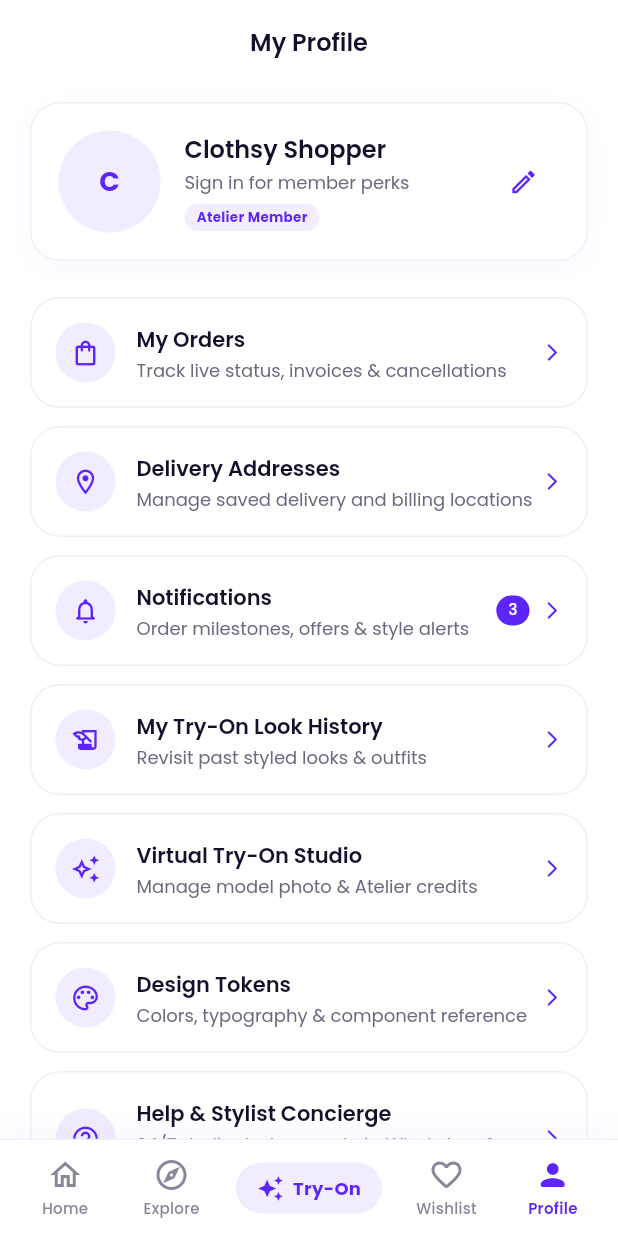
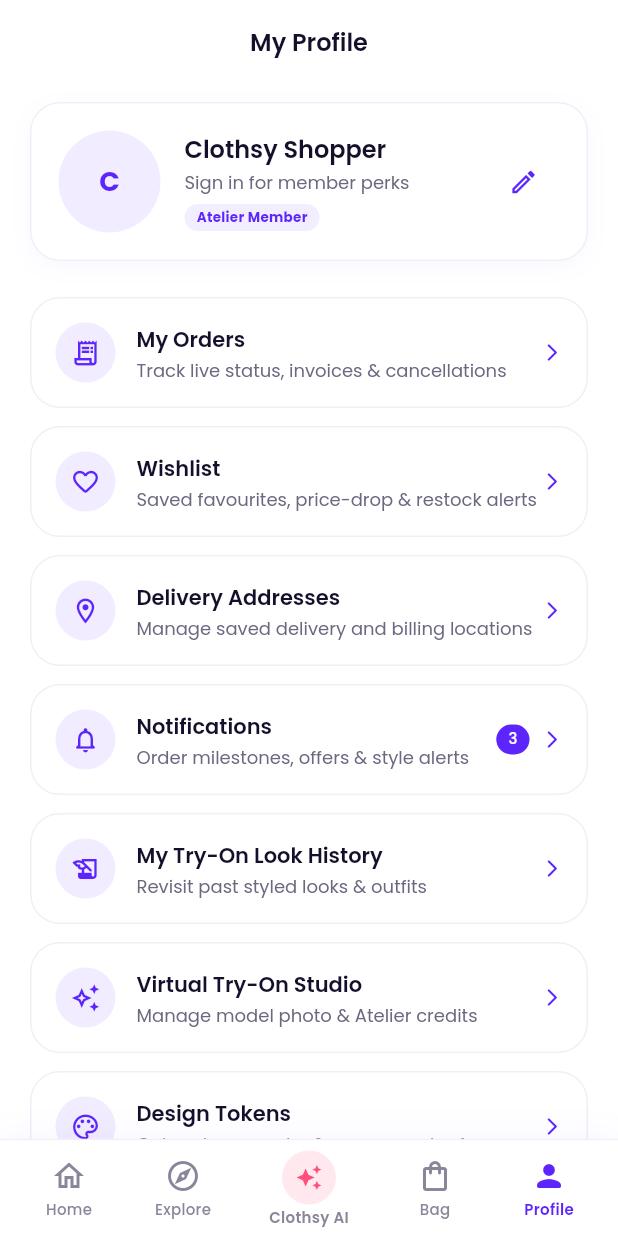
Before and after one commit to AasthaSudan/vton_marketplace, a Flutter app: the ProfileScreen screen opened by its route, on a phone screen of 412 x 824 dp. Run offline on Flutter 3.47's test engine with Material 3 defaults, Android fonts, the phone set to English and light mode, and no system bars; our stand-ins replace cached_network_image, dio, flutter_riverpod, go_router, google_fonts, shared_preferences; accounts and stored records are empty; network calls fail.

Commit message:
feat: rework bottom navigation to Home, Explore, Clothsy AI, Bag and Profile

```diff
--- a/apps/customer/lib/core/router/app_router.dart
+++ b/apps/customer/lib/core/router/app_router.dart
@@ -33,8 +33,8 @@
 final _sectionTryonNavigatorKey = GlobalKey<NavigatorState>(
   debugLabel: 'sectionTryon',
 );
-final _sectionWishlistNavigatorKey = GlobalKey<NavigatorState>(
-  debugLabel: 'sectionWishlist',
+final _sectionBagNavigatorKey = GlobalKey<NavigatorState>(
+  debugLabel: 'sectionBag',
 );
 final _sectionProfileNavigatorKey = GlobalKey<NavigatorState>(
   debugLabel: 'sectionProfile',
@@ -84,12 +84,12 @@
             ],
           ),
           StatefulShellBranch(
-            navigatorKey: _sectionWishlistNavigatorKey,
+            navigatorKey: _sectionBagNavigatorKey,
             routes: [
               GoRoute(
-                path: '/wishlist',
+                path: '/bag',
                 pageBuilder: (context, state) =>
-                    const NoTransitionPage(child: WishlistScreen()),
+                    const NoTransitionPage(child: CartScreen()),
               ),
             ],
           ),
@@ -145,10 +145,12 @@
         parentNavigatorKey: rootNavigatorKey,
         builder: (context, state) => const SearchScreen(),
       ),
+      // Legacy deep links (e.g. notifications) — the bag is now a tab.
+      GoRoute(path: '/cart', redirect: (context, state) => '/bag'),
       GoRoute(
-        path: '/cart',
+        path: '/wishlist',
         parentNavigatorKey: rootNavigatorKey,
-        builder: (context, state) => const CartScreen(),
+        builder: (context, state) => const WishlistScreen(),
       ),
       GoRoute(
         path: '/checkout',
--- a/apps/customer/lib/core/router/scaffold_with_nav_bar.dart
+++ b/apps/customer/lib/core/router/scaffold_with_nav_bar.dart
@@ -1,8 +1,10 @@
 import 'package:flutter/material.dart';
+import 'package:flutter_riverpod/flutter_riverpod.dart';
 import 'package:go_router/go_router.dart';
 import 'package:clothsy_core/shared/widgets/navigation/clothsy_bottom_nav.dart';
+import '../../features/cart/presentation/providers/cart_provider.dart';
 
-class ScaffoldWithNavBar extends StatelessWidget {
+class ScaffoldWithNavBar extends ConsumerWidget {
   final StatefulNavigationShell navigationShell;
 
   const ScaffoldWithNavBar({super.key, required this.navigationShell});
@@ -15,12 +17,14 @@
   }
 
   @override
-  Widget build(BuildContext context) {
+  Widget build(BuildContext context, WidgetRef ref) {
+    final bagCount = ref.watch(cartCountProvider);
     return Scaffold(
       body: navigationShell,
       bottomNavigationBar: ClothsyBottomNav(
         currentIndex: navigationShell.currentIndex,
         onTap: (index) => _onTap(context, index),
+        badgeCounts: {ClothsyBottomNav.bagIndex: bagCount},
       ),
     );
   }
--- a/apps/customer/lib/features/catalog/presentation/catalog_screen.dart
+++ b/apps/customer/lib/features/catalog/presentation/catalog_screen.dart
@@ -40,7 +40,7 @@
             padding: const EdgeInsets.only(right: 16),
             child: CartBadgeIcon(
               count: cartCount,
-              onTap: () => context.push('/cart'),
+              onTap: () => context.go('/bag'),
             ),
           ),
         ],
--- a/apps/customer/lib/features/catalog/presentation/product_detail_screen.dart
+++ b/apps/customer/lib/features/catalog/presentation/product_detail_screen.dart
@@ -556,7 +556,7 @@
                                   ref
                                       .read(cartProvider.notifier)
                                       .addToCart(product, activeVariant);
-                                  context.push('/cart');
+                                  context.go('/bag');
                                 },
                               ),
                             ),
--- a/apps/customer/lib/features/home/presentation/home_screen.dart
+++ b/apps/customer/lib/features/home/presentation/home_screen.dart
@@ -72,7 +72,7 @@
             padding: const EdgeInsets.only(right: 14),
             child: CartBadgeIcon(
               count: cartCount,
-              onTap: () => context.push('/cart'),
+              onTap: () => context.go('/bag'),
             ),
           ),
         ],
@@ -283,7 +283,7 @@
                     message: 'Coupon FIRST15 (15% OFF) applied to your bag!',
                     type: SnackbarType.success,
                   );
-                  context.push('/cart');
+                  context.go('/bag');
                 },
               ),
             ),
@@ -373,7 +373,7 @@
                     title: 'Wishlist',
                     onTap: () {
                       Navigator.pop(context);
-                      context.go('/wishlist');
+                      context.push('/wishlist');
                     },
                   ),
                   _buildDrawerTile(
@@ -382,7 +382,7 @@
                     title: 'My Bag',
                     onTap: () {
                       Navigator.pop(context);
-                      context.push('/cart');
+                      context.go('/bag');
                     },
                   ),
                   _buildDrawerTile(
--- a/apps/customer/lib/features/orders/presentation/order_detail_screen.dart
+++ b/apps/customer/lib/features/orders/presentation/order_detail_screen.dart
@@ -378,7 +378,7 @@
                         '${order.items.length} items added to your shopping bag!',
                     type: SnackbarType.success,
                   );
-                  context.push('/cart');
+                  context.go('/bag');
                 },
               ),
               if (order.canBeCancelled) ...[
--- a/apps/customer/lib/features/profile/presentation/profile_screen.dart
+++ b/apps/customer/lib/features/profile/presentation/profile_screen.dart
@@ -231,10 +231,17 @@
           // Menu Options
           _buildMenuItem(
             context,
-            icon: Icons.shopping_bag_outlined,
+            icon: Icons.receipt_long_outlined,
             title: 'My Orders',
             subtitle: 'Track live status, invoices & cancellations',
             onTap: () => context.push('/orders'),
+          ),
+          _buildMenuItem(
+            context,
+            icon: Icons.favorite_outline_rounded,
+            title: 'Wishlist',
+            subtitle: 'Saved favourites, price-drop & restock alerts',
+            onTap: () => context.push('/wishlist'),
           ),
           _buildMenuItem(
             context,
--- a/apps/customer/lib/features/tryon/presentation/tryon_history_screen.dart
+++ b/apps/customer/lib/features/tryon/presentation/tryon_history_screen.dart
@@ -186,7 +186,7 @@
                                   context,
                                   message: 'Added ${item.product.title} to bag',
                                 );
-                                context.push('/cart');
+                                context.go('/bag');
                               },
                               child: Container(
                                 width: double.infinity,
--- a/apps/customer/lib/features/tryon/presentation/tryon_screen.dart
+++ b/apps/customer/lib/features/tryon/presentation/tryon_screen.dart
@@ -740,7 +740,7 @@
                           message:
                               'Added ${session.selectedProduct!.title} to bag',
                         );
-                        context.push('/cart');
+                        context.go('/bag');
                       }
                     },
                   ),
--- a/apps/customer/lib/features/wishlist/presentation/wishlist_screen.dart
+++ b/apps/customer/lib/features/wishlist/presentation/wishlist_screen.dart
@@ -30,7 +30,7 @@
             padding: const EdgeInsets.only(right: 16),
             child: CartBadgeIcon(
               count: cartCount,
-              onTap: () => context.push('/cart'),
+              onTap: () => context.go('/bag'),
             ),
           ),
         ],
--- a/packages/clothsy_core/lib/shared/widgets/navigation/clothsy_bottom_nav.dart
+++ b/packages/clothsy_core/lib/shared/widgets/navigation/clothsy_bottom_nav.dart
@@ -19,14 +19,26 @@
   });
 }
 
+/// Five-tab bottom bar with Clothsy AI at the centre (Brand Blueprint,
+/// section 21): Home · Explore · Clothsy AI · Bag · Profile.
 class ClothsyBottomNav extends StatelessWidget {
   final int currentIndex;
   final ValueChanged<int> onTap;
+
+  /// Badge count per tab index, e.g. `{bagIndex: 3}`.
+  final Map<int, int> badgeCounts;
+
+  static const int homeIndex = 0;
+  static const int exploreIndex = 1;
+  static const int clothsyAiIndex = 2;
+  static const int bagIndex = 3;
+  static const int profileIndex = 4;
 
   const ClothsyBottomNav({
     super.key,
     required this.currentIndex,
     required this.onTap,
+    this.badgeCounts = const {},
   });
 
   static const List<ClothsyNavItem> items = [
@@ -43,13 +55,13 @@
     ClothsyNavItem(
       icon: Icons.auto_awesome_outlined,
       activeIcon: Icons.auto_awesome,
-      label: 'Try-On',
+      label: 'Clothsy AI',
       isSpecial: true,
     ),
     ClothsyNavItem(
-      icon: Icons.favorite_outline_rounded,
-      activeIcon: Icons.favorite_rounded,
-      label: 'Wishlist',
+      icon: Icons.shopping_bag_outlined,
+      activeIcon: Icons.shopping_bag_rounded,
+      label: 'Bag',
     ),
     ClothsyNavItem(
       icon: Icons.person_outline_rounded,
@@ -86,50 +98,56 @@
             children: List.generate(items.length, (index) {
               final item = items[index];
               final isSelected = currentIndex == index;
+              final badgeCount = badgeCounts[index] ?? item.badgeCount;
 
               if (item.isSpecial) {
-                // Highlighted Try-On AI Center Button
+                // Clothsy AI centre tab — Try-On Coral marks every AI moment.
                 return PressableScale(
                   onTap: () => onTap(index),
-                  child: Container(
-                    padding: const EdgeInsets.symmetric(
-                      horizontal: 14,
-                      vertical: 8,
-                    ),
+                  child: SizedBox(
+                    width: 72,
+                    child: Column(
+                      mainAxisAlignment: MainAxisAlignment.center,
+                      children: [
+                        Container(
+                          width: 36,
+                          height: 36,
                           decoration: BoxDecoration(
-                      gradient: LinearGradient(
-                        colors: isSelected
-                            ? [colors.primary, const Color(0xFF4A3468)]
-                            : [colors.accentSoft, colors.surfaceMuted],
-                      ),
-                      borderRadius: BorderRadius.circular(100),
+                            shape: BoxShape.circle,
+                            gradient: isSelected
+                                ? LinearGradient(
+                                    begin: Alignment.topLeft,
+                                    end: Alignment.bottomRight,
+                                    colors: [colors.primary, colors.tryOn],
+                                  )
+                                : null,
+                            color: isSelected ? null : colors.tryOnSoft,
                             boxShadow: isSelected
                                 ? [
                                     BoxShadow(
-                                color: colors.primary.withOpacity(0.25),
+                                      color: colors.tryOn.withOpacity(0.3),
                                       blurRadius: 10,
                                       offset: const Offset(0, 3),
                                     ),
                                   ]
                                 : null,
                           ),
-                    child: Row(
-                      mainAxisSize: MainAxisSize.min,
-                      children: [
-                        Icon(
+                          child: Icon(
                             item.activeIcon,
                             size: 18,
-                          color: isSelected ? colors.accent : colors.primary,
+                            color: isSelected ? colors.onPrimary : colors.tryOn,
                           ),
-                        const SizedBox(width: 6),
+                        ),
+                        const SizedBox(height: 2),
                         Text(
                           item.label,
+                          maxLines: 1,
                           style: AppTypography.label(
                             color: isSelected
-                                ? colors.onPrimary
-                                : colors.primary,
-                            weight: FontWeight.w700,
-                          ).copyWith(fontSize: 12),
+                                ? colors.tryOn
+                                : colors.textSecondary.withOpacity(0.8),
+                            weight: FontWeight.w600,
+                          ).copyWith(fontSize: 10, height: 1.2),
                         ),
                       ],
                     ),
@@ -154,7 +172,7 @@
                                 ? colors.primary
                                 : colors.textSecondary.withOpacity(0.8),
                           ),
-                          if (item.badgeCount > 0)
+                          if (badgeCount > 0)
                             Positioned(
                               right: -6,
                               top: -3,
@@ -169,7 +187,7 @@
                                   minHeight: 14,
                                 ),
                                 child: Text(
-                                  '${item.badgeCount}',
+                                  badgeCount > 9 ? '9+' : '$badgeCount',
                                   style: AppTypography.label(
                                     color: colors.onPrimary,
                                   ).copyWith(fontSize: 8),
@@ -182,6 +200,7 @@
                       const SizedBox(height: 4),
                       Text(
                         item.label,
+                        maxLines: 1,
                         style: AppTypography.label(
                           color: isSelected
                               ? colors.primary
@@ -189,7 +208,7 @@
                           weight: isSelected
                               ? FontWeight.w600
                               : FontWeight.w500,
-                        ).copyWith(fontSize: 10),
+                        ).copyWith(fontSize: 10, height: 1.2),
                       ),
                     ],
                   ),
```
Also changed, not shown: 2 other files. Lines whose indentation alone changed are shown as unchanged.
